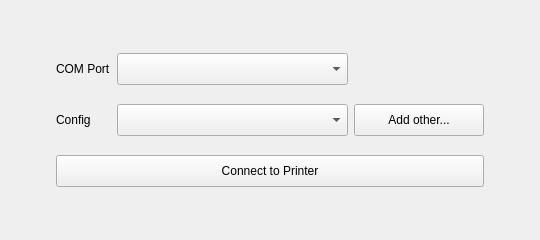
Before: the Qt Designer form connectwidget.ui in SeraphRobotics/SeraphPrint, drawn with Qt 5.
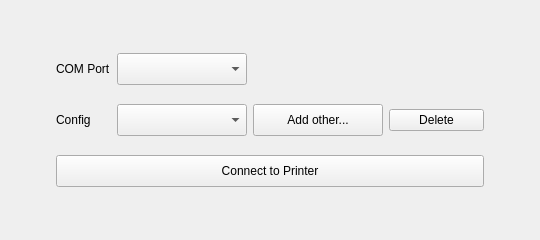
After: the same form once the commit is applied.

Diff of the .ui file:
```diff
--- a/connectwidget.ui
+++ b/connectwidget.ui
@@ -178,7 +178,7 @@
        </property>
       </widget>
      </item>
-     <item row="3" column="0" colspan="3">
+     <item row="4" column="0" colspan="3">
       <spacer name="verticalSpacer_2">
        <property name="orientation">
         <enum>Qt::Vertical</enum>
@@ -194,7 +194,7 @@
        </property>
       </spacer>
      </item>
-     <item row="4" column="0" colspan="3">
+     <item row="5" column="0" colspan="4">
       <widget class="QPushButton" name="connectButton">
        <property name="minimumSize">
         <size>
@@ -207,6 +207,13 @@
        </property>
       </widget>
      </item>
+     <item row="2" column="3">
+      <widget class="QPushButton" name="deleteButton">
+       <property name="text">
+        <string>Delete</string>
+       </property>
+      </widget>
+     </item>
     </layout>
    </item>
    <item row="1" column="2">
```
